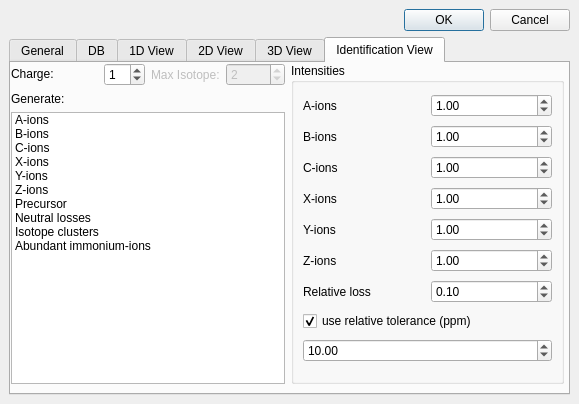
Qt form include/OpenMS/VISUAL/DIALOGS/UIC/TOPPViewPrefDialog.ui (OpenMS/OpenMS) before a commit.
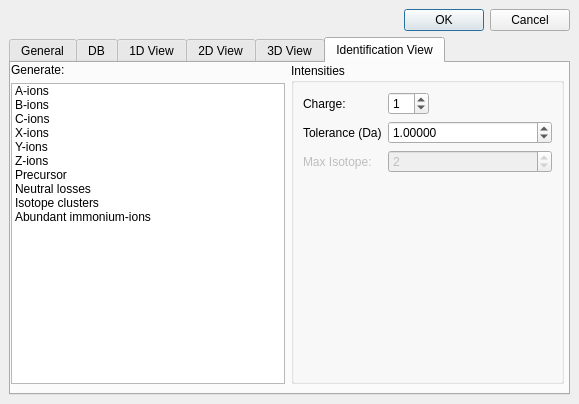
The same form after that commit. The open tabs and pages were chosen to show the change. Custom widgets are drawn as their Qt base class.

Commit message: removed non-functional ppm option from dialog

```diff
--- a/include/OpenMS/VISUAL/DIALOGS/UIC/TOPPViewPrefDialog.ui
+++ b/include/OpenMS/VISUAL/DIALOGS/UIC/TOPPViewPrefDialog.ui
@@ -640,73 +640,6 @@
        <layout class="QHBoxLayout" name="horizontalLayout_11">
         <item>
          <layout class="QVBoxLayout" name="verticalLayout_4">
-          <item>
-           <layout class="QHBoxLayout" name="horizontalLayout_10">
-            <item>
-             <layout class="QHBoxLayout" name="horizontalLayout">
-              <item>
-               <widget class="QLabel" name="spin_label">
-                <property name="sizePolicy">
-                 <sizepolicy hsizetype="Preferred" vsizetype="Fixed">
-                  <horstretch>0</horstretch>
-                  <verstretch>0</verstretch>
-                 </sizepolicy>
-                </property>
-                <property name="text">
-                 <string>Charge:</string>
-                </property>
-               </widget>
-              </item>
-              <item>
-               <widget class="QSpinBox" name="charge">
-                <property name="sizePolicy">
-                 <sizepolicy hsizetype="Maximum" vsizetype="Fixed">
-                  <horstretch>0</horstretch>
-                  <verstretch>0</verstretch>
-                 </sizepolicy>
-                </property>
-                <property name="value">
-                 <number>1</number>
-                </property>
-               </widget>
-              </item>
-             </layout>
-            </item>
-            <item>
-             <layout class="QHBoxLayout" name="horizontalLayout_2">
-              <item>
-               <widget class="QLabel" name="max_iso_label">
-                <property name="enabled">
-                 <bool>false</bool>
-                </property>
-                <property name="maximumSize">
-                 <size>
-                  <width>16777213</width>
-                  <height>16777215</height>
-                 </size>
-                </property>
-                <property name="whatsThis">
-                 <string>Defines the maximal isotopic peak which is added</string>
-                </property>
-                <property name="text">
-                 <string>Max Isotope:</string>
-                </property>
-               </widget>
-              </item>
-              <item>
-               <widget class="QSpinBox" name="max_isotopes">
-                <property name="enabled">
-                 <bool>false</bool>
-                </property>
-                <property name="value">
-                 <number>2</number>
-                </property>
-               </widget>
-              </item>
-             </layout>
-            </item>
-           </layout>
-          </item>
           <item>
            <layout class="QVBoxLayout" name="verticalLayout_2">
             <item>
@@ -838,157 +771,78 @@
           </property>
           <layout class="QVBoxLayout" name="verticalLayout_3">
            <item>
-            <layout class="QHBoxLayout" name="horizontalLayout_3">
-             <item>
-              <widget class="QLabel" name="label_15">
+            <layout class="QFormLayout" name="formLayout">
+             <item row="0" column="0">
+              <widget class="QLabel" name="chargeLabel">
                <property name="text">
-                <string>A-ions</string>
+                <string>Charge:</string>
                </property>
               </widget>
              </item>
-             <item>
-              <widget class="QDoubleSpinBox" name="a_intensity">
-               <property name="value">
-                <double>1.000000000000000</double>
+             <item row="0" column="1">
+              <widget class="QSpinBox" name="charge">
+               <property name="sizePolicy">
+                <sizepolicy hsizetype="Maximum" vsizetype="Fixed">
+                 <horstretch>0</horstretch>
+                 <verstretch>0</verstretch>
+                </sizepolicy>
                </property>
-              </widget>
-             </item>
-            </layout>
-           </item>
-           <item>
-            <layout class="QHBoxLayout" name="horizontalLayout_4">
-             <item>
-              <widget class="QLabel" name="label_16">
-               <property name="text">
-                <string>B-ions</string>
-               </property>
-              </widget>
-             </item>
-             <item>
-              <widget class="QDoubleSpinBox" name="b_intensity">
                <property name="value">
-                <double>1.000000000000000</double>
+                <number>1</number>
                </property>
               </widget>
              </item>
-            </layout>
-           </item>
-           <item>
-            <layout class="QHBoxLayout" name="horizontalLayout_5">
-             <item>
-              <widget class="QLabel" name="label_23">
-               <property name="text">
-                <string>C-ions</string>
+             <item row="2" column="1">
+              <widget class="QSpinBox" name="max_isotopes">
+               <property name="enabled">
+                <bool>false</bool>
                </property>
-              </widget>
-             </item>
-             <item>
-              <widget class="QDoubleSpinBox" name="c_intensity">
                <property name="value">
-                <double>1.000000000000000</double>
+                <number>2</number>
                </property>
               </widget>
              </item>
-            </layout>
-           </item>
-           <item>
-            <layout class="QHBoxLayout" name="horizontalLayout_6">
-             <item>
-              <widget class="QLabel" name="label_24">
-               <property name="text">
-                <string>X-ions</string>
+             <item row="2" column="0">
+              <widget class="QLabel" name="max_iso_label">
+               <property name="enabled">
+                <bool>false</bool>
                </property>
-              </widget>
-             </item>
-             <item>
-              <widget class="QDoubleSpinBox" name="x_intensity">
-               <property name="value">
-                <double>1.000000000000000</double>
+               <property name="maximumSize">
+                <size>
+                 <width>16777213</width>
+                 <height>16777215</height>
+                </size>
                </property>
-              </widget>
-             </item>
-            </layout>
-           </item>
-           <item>
-            <layout class="QHBoxLayout" name="horizontalLayout_7">
-             <item>
-              <widget class="QLabel" name="label_25">
-               <property name="text">
-                <string>Y-ions</string>
+               <property name="whatsThis">
+                <string>Defines the maximal isotopic peak which is added</string>
                </property>
-              </widget>
-             </item>
-             <item>
-              <widget class="QDoubleSpinBox" name="y_intensity">
-               <property name="value">
-                <double>1.000000000000000</double>
-               </property>
-              </widget>
-             </item>
-            </layout>
-           </item>
-           <item>
-            <layout class="QHBoxLayout" name="horizontalLayout_8">
-             <item>
-              <widget class="QLabel" name="label_26">
                <property name="text">
-                <string>Z-ions</string>
+                <string>Max Isotope:</string>
                </property>
               </widget>
              </item>
-             <item>
-              <widget class="QDoubleSpinBox" name="z_intensity">
-               <property name="value">
-                <double>1.000000000000000</double>
+             <item row="1" column="1">
+              <widget class="QDoubleSpinBox" name="tolerance">
+               <property name="decimals">
+                <number>5</number>
                </property>
-              </widget>
-             </item>
-            </layout>
-           </item>
-           <item>
-            <layout class="QHBoxLayout" name="horizontalLayout_9">
-             <item>
-              <widget class="QLabel" name="label_27">
-               <property name="text">
-                <string>Relative loss</string>
-               </property>
-              </widget>
-             </item>
-             <item>
-              <widget class="QDoubleSpinBox" name="relative_loss_intensity">
                <property name="maximum">
-                <double>1.000000000000000</double>
-               </property>
-               <property name="singleStep">
-                <double>0.010000000000000</double>
+                <double>99999.990000000005239</double>
                </property>
                <property name="value">
-                <double>0.100000000000000</double>
+                <double>1.000000000000000</double>
+               </property>
+              </widget>
+             </item>
+             <item row="1" column="0">
+              <widget class="QLabel" name="tolerance_2">
+               <property name="text">
+                <string>Tolerance (Da)</string>
                </property>
               </widget>
              </item>
             </layout>
            </item>
-           <item>
-            <widget class="QCheckBox" name="unit_is_ppm">
-             <property name="text">
-              <string>use relative tolerance (ppm)</string>
-             </property>
-             <property name="checked">
-              <bool>true</bool>
-             </property>
-            </widget>
-           </item>
-           <item>
-            <widget class="QDoubleSpinBox" name="tolerance">
-             <property name="maximum">
-              <double>99999.990000000005239</double>
-             </property>
-             <property name="value">
-              <double>10.000000000000000</double>
-             </property>
-            </widget>
-           </item>
           </layout>
          </widget>
         </item>
```
Left out of the diff: 2 changed lines with no effect on the pictures. The commit also changes 2 other files.
